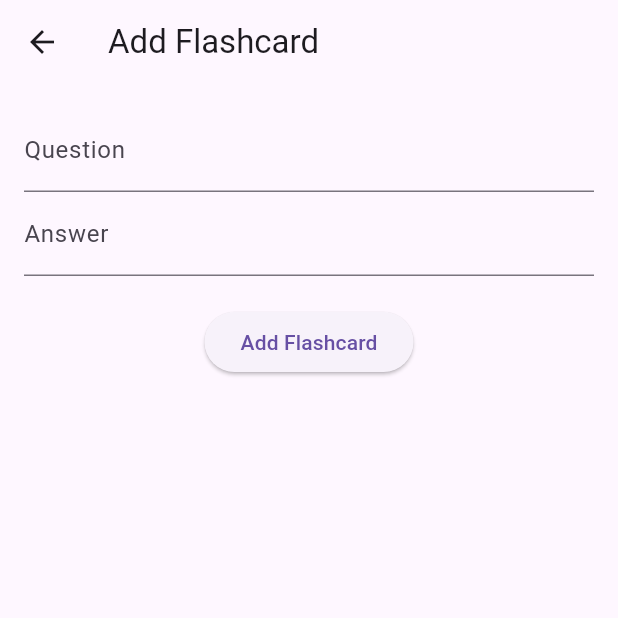
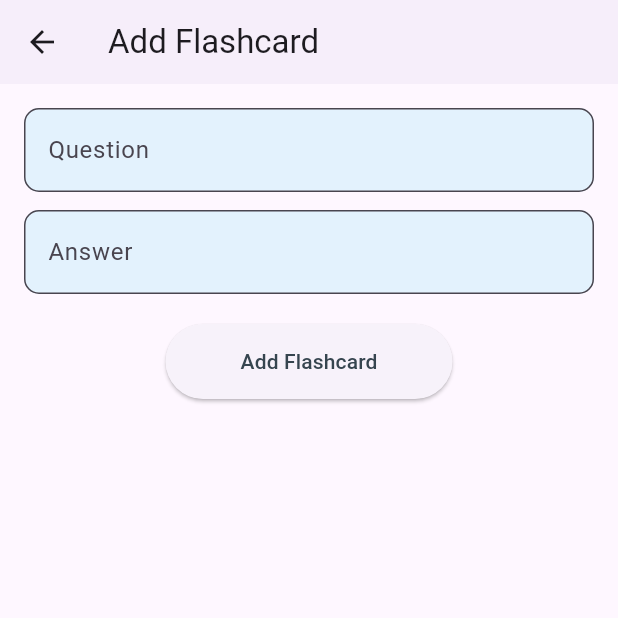
Before and after one commit to Norhan-Mohamed/codeAlpha_flashcard-quiz, a Flutter app: the screen it shows after launch, after a tap on the "add" icon, on a phone screen of 412 x 824 dp, the top half of it. Run offline on Flutter 3.47's test engine with Material 3 defaults, Android fonts, the phone set to English and light mode, and no system bars; our stand-ins replace cloud_firestore, firebase_core; accounts and stored records are empty.

Commit message:
updating colors and cards widget

```diff
--- a/lib/Screens/flashcard_form_screen.dart
+++ b/lib/Screens/flashcard_form_screen.dart
@@ -1,6 +1,7 @@
 import 'package:flutter/material.dart';
 import 'package:provider/provider.dart';
 
+import '../constant/colors.dart';
 import '../data/flashcard_data.dart';
 import '../models/flashcard.dart';
 
@@ -39,6 +40,7 @@ class _FlashcardFormScreenState extends State<FlashcardFormScreen> {
   Widget build(BuildContext context) {
     return Scaffold(
       appBar: AppBar(
+        elevation: 1,
         title:
             Text(widget.flashcard == null ? 'Add Flashcard' : 'Edit Flashcard'),
       ),
@@ -46,13 +48,38 @@ class _FlashcardFormScreenState extends State<FlashcardFormScreen> {
         padding: const EdgeInsets.all(16.0),
         child: Column(
           children: [
-            TextField(
+            TextFormField(
               controller: _questionController,
-              decoration: InputDecoration(labelText: 'Question'),
+              decoration: InputDecoration(
+                labelText: 'Question',
+                border: OutlineInputBorder(
+                  borderRadius: BorderRadius.circular(10.0),
+                  borderSide: BorderSide(color: Colors.blue.shade200),
+                ),
+                focusedBorder: OutlineInputBorder(
+                  borderRadius: BorderRadius.circular(10.0),
+                  borderSide: BorderSide(color: constantColors.SoftBlue),
+                ),
+                filled: true,
+                fillColor: Colors.blue.shade50,
+              ),
             ),
-            TextField(
+            SizedBox(height: 12.0),
+            TextFormField(
               controller: _answerController,
-              decoration: InputDecoration(labelText: 'Answer'),
+              decoration: InputDecoration(
+                labelText: 'Answer',
+                border: OutlineInputBorder(
+                  borderRadius: BorderRadius.circular(10.0),
+                  borderSide: BorderSide(color: Colors.blue.shade200),
+                ),
+                focusedBorder: OutlineInputBorder(
+                  borderRadius: BorderRadius.circular(10.0),
+                  borderSide: BorderSide(color: constantColors.SoftBlue),
+                ),
+                filled: true,
+                fillColor: Colors.blue.shade50,
+              ),
             ),
             SizedBox(height: 20.0),
             ElevatedButton(
@@ -76,9 +103,16 @@ class _FlashcardFormScreenState extends State<FlashcardFormScreen> {
                 }
                 Navigator.pop(context);
               },
-              child: Text(widget.flashcard == null
-                  ? 'Add Flashcard'
-                  : 'Update Flashcard'),
+              child: Text(
+                widget.flashcard == null ? 'Add Flashcard' : 'Update Flashcard',
+                style: TextStyle(color: constantColors.LightGray),
+              ),
+              style: ElevatedButton.styleFrom(
+                padding: EdgeInsets.symmetric(horizontal: 50, vertical: 15),
+                shape: RoundedRectangleBorder(
+                  borderRadius: BorderRadius.circular(30.0),
+                ),
+              ),
             ),
           ],
         ),
--- a/lib/Screens/flashcard_list_screen.dart
+++ b/lib/Screens/flashcard_list_screen.dart
@@ -1,6 +1,7 @@
 import 'package:flutter/material.dart';
 import 'package:provider/provider.dart';
 
+import '../constant/colors.dart';
 import '../data/flashcard_data.dart';
 import '../widgets/flashcard_tile.dart';
 import 'flashcard_form_screen.dart';
@@ -11,7 +12,11 @@ class FlashcardListScreen extends StatelessWidget {
   Widget build(BuildContext context) {
     return Scaffold(
       appBar: AppBar(
-        title: Text('Flashcards'),
+        title: Text(
+          'Flashcards',
+          style: TextStyle(fontWeight: FontWeight.w500),
+        ),
+        centerTitle: true,
         actions: [
           IconButton(
             icon: Icon(Icons.quiz),
@@ -40,6 +45,8 @@ class FlashcardListScreen extends StatelessWidget {
         },
       ),
       floatingActionButton: FloatingActionButton(
+        backgroundColor: constantColors.PaleYellow,
+        foregroundColor: constantColors.LightGray,
         child: Icon(Icons.add),
         onPressed: () {
           Navigator.push(
--- /dev/null
+++ b/lib/constant/colors.dart
@@ -0,0 +1,10 @@
+import 'dart:ui';
+
+class constantColors {
+  static const Color SoftBlue = Color(0xff5BC0EB);
+  static const Color LightGray = Color(0xff36454F);
+  static const Color White = Color(0xFFFFFFFF);
+
+  static const Color Black = Color(0xFF000000);
+  static const Color PaleYellow = Color(0xffFFFACD);
+}
--- a/lib/widgets/customed-card.dart
+++ b/lib/widgets/customed-card.dart
@@ -1,6 +1,8 @@
 import 'dart:math';
 
 import 'package:flutter/material.dart';
+
+import '../constant/colors.dart';
 
 class FlipCard extends StatefulWidget {
   final String frontTitle;
@@ -58,7 +60,7 @@ class _FlipCardState extends State<FlipCard> {
                 key: ValueKey(true),
                 title: widget.backTitle,
                 subtitle: widget.backSubtitle,
-                color: Colors.blue,
+                color: constantColors.SoftBlue,
                 onEdit: widget.onEdit,
                 onDelete: widget.onDelete,
               )
@@ -66,7 +68,7 @@ class _FlipCardState extends State<FlipCard> {
                 key: ValueKey(false),
                 title: widget.frontTitle,
                 subtitle: widget.frontSubtitle,
-                color: Colors.red,
+                color: constantColors.LightGray,
                 onEdit: widget.onEdit,
                 onDelete: widget.onDelete,
               ),
@@ -100,17 +102,17 @@ class CardContent extends StatelessWidget {
           ListTile(
             title: Text(
               title,
-              style: TextStyle(color: Colors.white, fontSize: 20),
+              style: TextStyle(color: constantColors.White, fontSize: 20),
             ),
             subtitle: Text(
               subtitle,
-              style: TextStyle(color: Colors.white, fontSize: 16),
+              style: TextStyle(color: constantColors.White, fontSize: 16),
             ),
           ),
           ButtonBar(
             children: [
               IconButton(
-                icon: Icon(Icons.edit, color: Colors.white),
+                icon: Icon(Icons.edit, color: constantColors.White),
                 onPressed: onEdit,
               ),
               IconButton(
```
Also changed, not shown: pubspec.lock.
